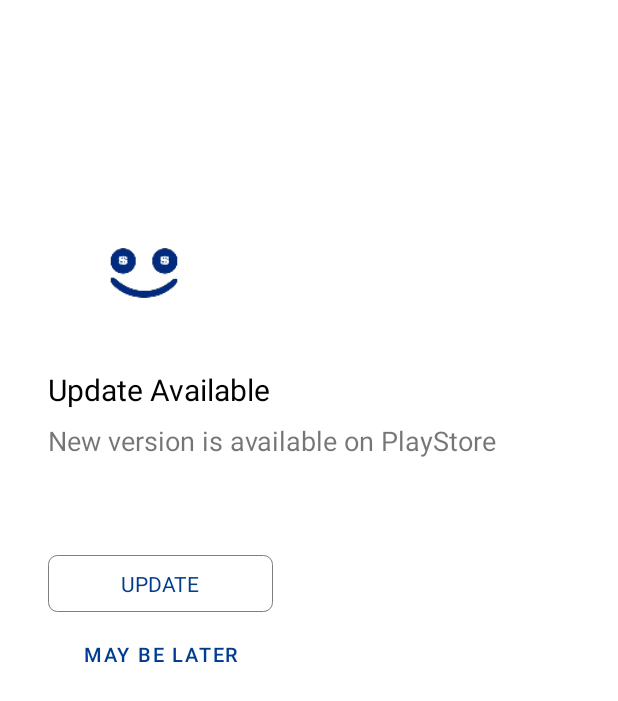
After one commit to Ronald-Saunfe/CashIn, an Android app: the UpdatePage screen opened directly, with no data from a screen before it, on a phone screen of 412 x 824 dp. The commit adds this screen. Shown: the top 701 px of the screen. Run offline under Robolectric (Android 15) with nearby library versions, the phone set to English and light mode, and no system bars.

Commit message:
New updated code 3/14/2020 2:14PM

```diff
--- /dev/null
+++ b/app/src/main/java/com/example/cashin/Activity/UpdatePage.java
@@ -0,0 +1,35 @@
+package com.example.cashin.Activity;
+
+import androidx.appcompat.app.AppCompatActivity;
+
+import android.os.Bundle;
+import android.view.View;
+import android.widget.Button;
+
+import com.example.cashin.R;
+
+public class UpdatePage extends AppCompatActivity {
+    private Button btnNotNow;
+
+    @Override
+    protected void onCreate(Bundle savedInstanceState) {
+        super.onCreate(savedInstanceState);
+        setContentView(R.layout.activity_update_page);
+
+        btnNotNow = findViewById(R.id.btnNotNow);
+
+        btnNotNow.setOnClickListener(new View.OnClickListener() {
+            @Override
+            public void onClick(View v) {
+                finishAffinity();
+            }
+        });
+
+    }
+
+    @Override
+    public void onBackPressed() {
+        super.onBackPressed();
+        finishAffinity();
+    }
+}
--- /dev/null
+++ b/app/src/main/res/layout/activity_update_page.xml
@@ -0,0 +1,69 @@
+<?xml version="1.0" encoding="utf-8"?>
+<androidx.constraintlayout.widget.ConstraintLayout
+    xmlns:android="http://schemas.android.com/apk/res/android"
+    xmlns:app="http://schemas.android.com/apk/res-auto"
+    xmlns:tools="http://schemas.android.com/tools"
+    android:layout_width="match_parent"
+    android:layout_height="match_parent"
+    tools:context=".Activity.UpdatePage">
+
+    <ImageView
+        android:id="@+id/imgUpdate1"
+        android:layout_width="128dp"
+        android:layout_height="128dp"
+        android:layout_marginLeft="32dp"
+        android:src="@mipmap/logo_foreground"
+        app:layout_constraintBottom_toBottomOf="parent"
+        app:layout_constraintLeft_toLeftOf="parent"
+        app:layout_constraintTop_toTopOf="parent"
+        app:layout_constraintVertical_bias="0.17" />
+
+    <TextView
+        android:id="@+id/textView"
+        android:layout_width="wrap_content"
+        android:layout_height="wrap_content"
+        android:text="Update Available"
+        android:textColor="@color/black"
+        android:textSize="20sp"
+        app:layout_constraintStart_toStartOf="@+id/imgUpdate1"
+        app:layout_constraintTop_toBottomOf="@+id/imgUpdate1" />
+
+    <TextView
+        android:id="@+id/txtUpdate1"
+        android:layout_width="wrap_content"
+        android:layout_height="wrap_content"
+        android:text="New version is available on PlayStore"
+        android:layout_marginTop="8dp"
+        android:textSize="18sp"
+        app:layout_constraintStart_toStartOf="@+id/imgUpdate1"
+        app:layout_constraintTop_toBottomOf="@+id/textView" />
+
+    <Button
+        android:id="@+id/btnUpdate"
+        android:layout_width="150dp"
+        android:layout_height="38dp"
+        android:background="@drawable/my_btn_"
+        android:text="UPDATE"
+        android:textColor="@color/colorAccent"
+        android:textSize="14sp"
+        android:transitionName="btnLogIn"
+        app:layout_constraintLeft_toLeftOf="parent"
+        app:layout_constraintTop_toBottomOf="@+id/txtUpdate1"
+        android:layout_marginLeft="32dp"
+        android:layout_marginRight="32dp"
+        android:layout_marginTop="64dp"/>
+
+    <Button
+        android:id="@+id/btnNotNow"
+        style="@style/Widget.MaterialComponents.Button.TextButton"
+        android:layout_width="150dp"
+        android:layout_height="40dp"
+        android:clickable="true"
+        android:text="May be later"
+        android:textColor="@color/colorAccent"
+        android:textSize="13sp"
+        android:layout_marginTop="8dp"
+        app:layout_constraintStart_toStartOf="@+id/btnUpdate"
+        app:layout_constraintTop_toBottomOf="@+id/btnUpdate" />
+
+</androidx.constraintlayout.widget.ConstraintLayout>
```
Also changed, not shown: app/build.gradle (+2 -5 lines), app/src/main/AndroidManifest.xml (+6 -3 lines), app/src/main/java/com/example/cashin/Activity/Splash_Screen.java (+73 -9 lines).
